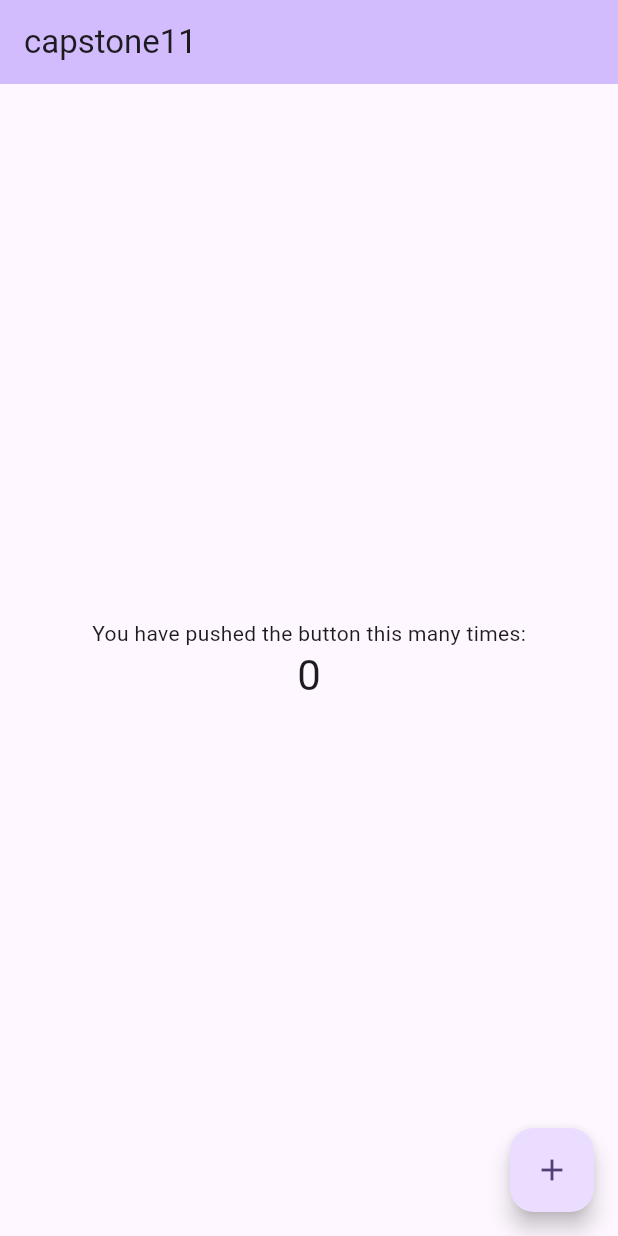
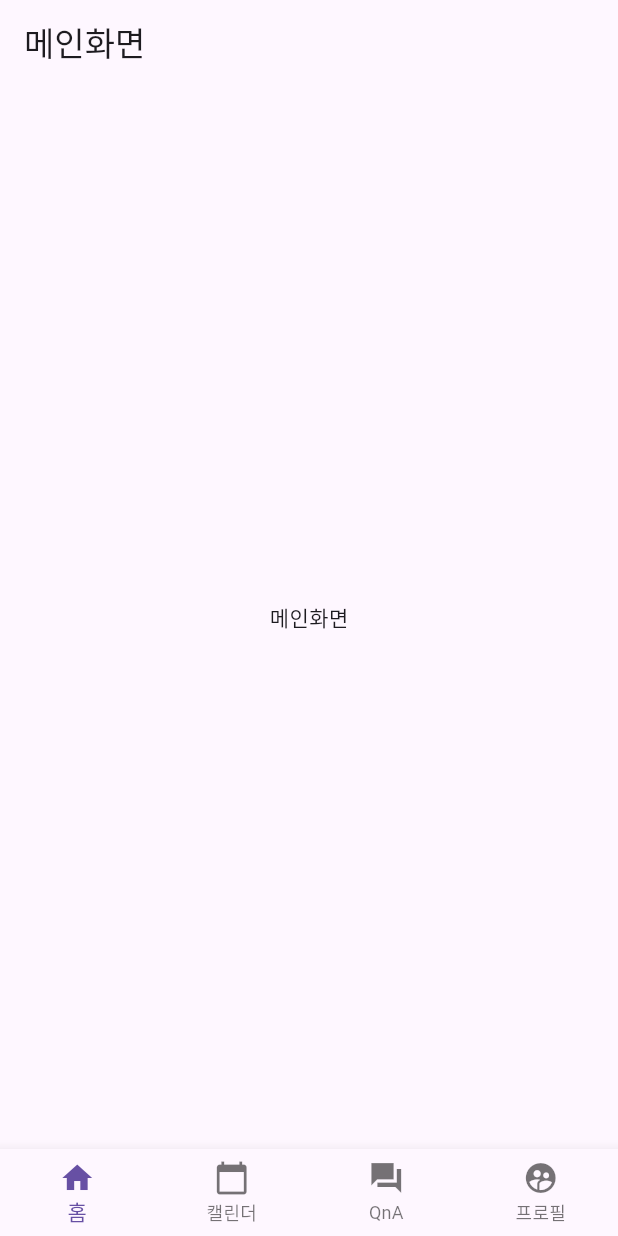
Before and after one commit to KimDaegun00/capstone01, a Flutter app: the screen it shows after launch, on a phone screen of 412 x 824 dp. Run offline on Flutter 3.47's test engine with Material 3 defaults, Android fonts, the phone set to English and light mode, and no system bars.

Commit message:
기본 폼 설계

```diff
--- a/lib/main.dart
+++ b/lib/main.dart
@@ -1,122 +1,18 @@
 import 'package:flutter/material.dart';
+import 'nav_screens/main_nav.dart';
+import 'nav_screens/main_screen.dart';
 
 void main() {
-  runApp(const MyApp());
+  runApp(MyApp());
 }
 
 class MyApp extends StatelessWidget {
-  const MyApp({super.key});
-
-  // This widget is the root of your application.
   @override
   Widget build(BuildContext context) {
     return MaterialApp(
-      title: 'Flutter Demo',
-      theme: ThemeData(
-        // This is the theme of your application.
-        //
-        // TRY THIS: Try running your application with "flutter run". You'll see
-        // the application has a purple toolbar. Then, without quitting the app,
-        // try changing the seedColor in the colorScheme below to Colors.green
-        // and then invoke "hot reload" (save your changes or press the "hot
-        // reload" button in a Flutter-supported IDE, or press "r" if you used
-        // the command line to start the app).
-        //
-        // Notice that the counter didn't reset back to zero; the application
-        // state is not lost during the reload. To reset the state, use hot
-        // restart instead.
-        //
-        // This works for code too, not just values: Most code changes can be
-        // tested with just a hot reload.
-        colorScheme: ColorScheme.fromSeed(seedColor: Colors.deepPurple),
-      ),
-      home: const MyHomePage(title: 'capstone11'),
+      title: 'My App',
+      debugShowCheckedModeBanner: false,
+      home: MainScreen(), // ← 앱 시작 시 이 화면을 보여줌!
     );
   }
 }
-
-class MyHomePage extends StatefulWidget {
-  const MyHomePage({super.key, required this.title});
-
-  // This widget is the home page of your application. It is stateful, meaning
-  // that it has a State object (defined below) that contains fields that affect
-  // how it looks.
-
-  // This class is the configuration for the state. It holds the values (in this
-  // case the title) provided by the parent (in this case the App widget) and
-  // used by the build method of the State. Fields in a Widget subclass are
-  // always marked "final".
-
-  final String title;
-
-  @override
-  State<MyHomePage> createState() => _MyHomePageState();
-}
-
-class _MyHomePageState extends State<MyHomePage> {
-  int _counter = 0;
-
-  void _incrementCounter() {
-    setState(() {
-      // This call to setState tells the Flutter framework that something has
-      // changed in this State, which causes it to rerun the build method below
-      // so that the display can reflect the updated values. If we changed
-      // _counter without calling setState(), then the build method would not be
-      // called again, and so nothing would appear to happen.
-      _counter++;
-    });
-  }
-
-  @override
-  Widget build(BuildContext context) {
-    // This method is rerun every time setState is called, for instance as done
-    // by the _incrementCounter method above.
-    //
-    // The Flutter framework has been optimized to make rerunning build methods
-    // fast, so that you can just rebuild anything that needs updating rather
-    // than having to individually change instances of widgets.
-    return Scaffold(
-      appBar: AppBar(
-        // TRY THIS: Try changing the color here to a specific color (to
-        // Colors.amber, perhaps?) and trigger a hot reload to see the AppBar
-        // change color while the other colors stay the same.
-        backgroundColor: Theme.of(context).colorScheme.inversePrimary,
-        // Here we take the value from the MyHomePage object that was created by
-        // the App.build method, and use it to set our appbar title.
-        title: Text(widget.title),
-      ),
-      body: Center(
-        // Center is a layout widget. It takes a single child and positions it
-        // in the middle of the parent.
-        child: Column(
-          // Column is also a layout widget. It takes a list of children and
-          // arranges them vertically. By default, it sizes itself to fit its
-          // children horizontally, and tries to be as tall as its parent.
-          //
-          // Column has various properties to control how it sizes itself and
-          // how it positions its children. Here we use mainAxisAlignment to
-          // center the children vertically; the main axis here is the vertical
-          // axis because Columns are vertical (the cross axis would be
-          // horizontal).
-          //
-          // TRY THIS: Invoke "debug painting" (choose the "Toggle Debug Paint"
-          // action in the IDE, or press "p" in the console), to see the
-          // wireframe for each widget.
-          mainAxisAlignment: MainAxisAlignment.center,
-          children: <Widget>[
-            const Text('You have pushed the button this many times:'),
-            Text(
-              '$_counter',
-              style: Theme.of(context).textTheme.headlineMedium,
-            ),
-          ],
-        ),
-      ),
-      floatingActionButton: FloatingActionButton(
-        onPressed: _incrementCounter,
-        tooltip: 'Increment',
-        child: const Icon(Icons.add),
-      ), // This trailing comma makes auto-formatting nicer for build methods.
-    );
-  }
-}
--- /dev/null
+++ b/lib/nav_screens/calendar_screen.dart
@@ -0,0 +1,8 @@
+import 'package:flutter/material.dart';
+
+class CalendarScreen extends StatelessWidget {
+  @override
+  Widget build(BuildContext context) {
+    return Center(child: Text('캘린더 화면'));
+  }
+}
--- /dev/null
+++ b/lib/nav_screens/main_nav.dart
@@ -0,0 +1,38 @@
+import 'package:flutter/material.dart';
+
+class BottomNavBar extends StatelessWidget {
+  final int selectedIndex;
+  final Function(int) onItemTapped;
+
+  BottomNavBar({required this.selectedIndex, required this.onItemTapped});
+
+  @override
+  Widget build(BuildContext context) {
+    return BottomNavigationBar(
+      type: BottomNavigationBarType.fixed, // 하단에 4개이상 넣으려면 들어가야됨
+      currentIndex: selectedIndex,
+      onTap: onItemTapped,
+
+      // ---아이콘 원하는걸로 바꾸셔도 돼요---//
+
+      items: const <BottomNavigationBarItem>[
+        BottomNavigationBarItem(
+          icon: Icon(Icons.home),
+          label: '홈',
+        ),
+        BottomNavigationBarItem(
+          icon: Icon(Icons.calendar_today),
+          label: '캘린더',
+        ),
+        BottomNavigationBarItem(
+          icon: Icon(Icons.question_answer_sharp),
+          label: 'QnA',
+        ),
+        BottomNavigationBarItem(
+          icon: Icon(Icons.supervised_user_circle_sharp),
+          label: '프로필',
+        ),
+      ],
+    );
+  }
+}
--- /dev/null
+++ b/lib/nav_screens/main_screen.dart
@@ -0,0 +1,57 @@
+import 'package:flutter/material.dart';
+import 'package:capstone/nav_screens/main_nav.dart';
+import 'package:capstone/nav_screens/calendar_screen.dart';
+import 'package:capstone/nav_screens/profile_screen.dart';
+import 'package:capstone/nav_screens/qna_screen.dart';
+
+void main() => runApp(MyApp());
+
+class MyApp extends StatelessWidget {
+  @override
+  Widget build(BuildContext context) {
+    return MaterialApp(
+      home: MainScreen(),
+    );
+  }
+}
+
+class MainScreen extends StatefulWidget {
+  @override
+  _MainScreenState createState() => _MainScreenState();
+}
+
+class _MainScreenState extends State<MainScreen> {
+  int _selectedIndex = 0;
+
+  void _onItemTapped(int index) {
+    setState(() {
+      _selectedIndex = index;
+    });
+  }
+
+  // 화면을 반환하는 함수
+  Widget _getBody() {
+    switch (_selectedIndex) {
+      case 1:
+        return CalendarScreen();
+      case 2:
+        return ProfileScreen();
+      case 3:
+        return QnaScreen();
+      default:
+        return Center(child: Text('메인화면'));
+    }
+  }
+
+  @override
+  Widget build(BuildContext context) {
+    return Scaffold(
+      appBar: AppBar(title: Text('메인화면')),
+      body: _getBody(), // 해당 인덱스에 맞는 화면을 보여줌
+      bottomNavigationBar: BottomNavBar(
+        selectedIndex: _selectedIndex,
+        onItemTapped: _onItemTapped,
+      ),
+    );
+  }
+}
--- /dev/null
+++ b/lib/nav_screens/profile_screen.dart
@@ -0,0 +1,8 @@
+import 'package:flutter/material.dart';
+
+class ProfileScreen extends StatelessWidget {
+  @override
+  Widget build(BuildContext context) {
+    return Center(child: Text('프로필 화면'));
+  }
+}
--- /dev/null
+++ b/lib/nav_screens/qna_screen.dart
@@ -0,0 +1,8 @@
+import 'package:flutter/material.dart';
+
+class QnaScreen extends StatelessWidget {
+  @override
+  Widget build(BuildContext context) {
+    return Center(child: Text('QnA 화면'));
+  }
+}
```
Also changed, not shown: lib/detail_screens/benefit_screen.dart (added), lib/detail_screens/checklist_screen.dart (added), lib/detail_screens/info_screen.dart (added), lib/detail_screens/nearby_screen.dart (added).
